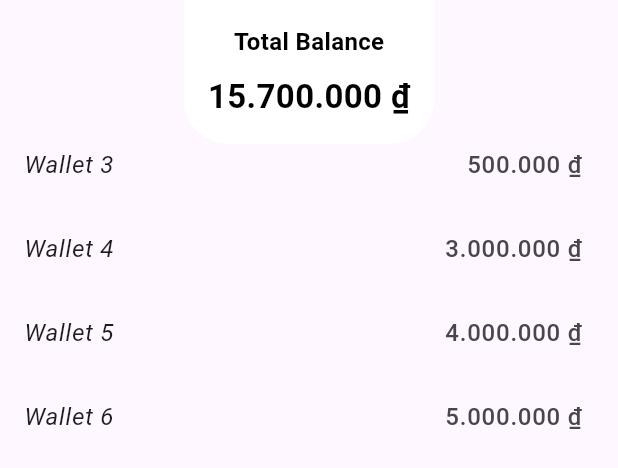
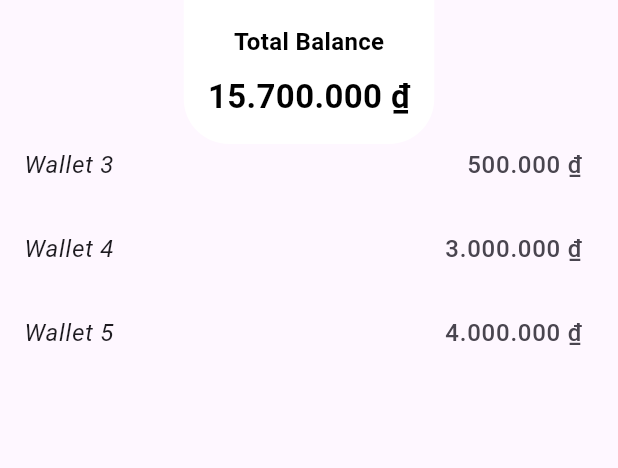
Before and after one commit to quandohong109/SE346_MoneyTracking, a Flutter app: the WalletsWidget widget shown alone on an empty page, opened directly, scrolled down 126 dp, on a phone screen of 412 x 824 dp. Shown: the top 468 px of the screen. Run offline on Flutter 3.47's test engine with Material 3 defaults, Android fonts, the phone set to English and light mode, and no system bars; our stand-ins replace bloc, cloud_firestore, equatable, firebase_auth, firebase_core, fl_chart and 5 more; accounts and stored records are empty.

Commit message:
Update wallets_widget.dart

```diff
--- a/lib/screens/home/views/widgets/wallets_widget.dart
+++ b/lib/screens/home/views/widgets/wallets_widget.dart
@@ -33,7 +33,7 @@ class _WalletsWidgetState extends State<WalletsWidget> {
       children: [
         _buildTotalBalanceHeader(totalBalance), // Widget header hiển thị tổng số dư
         SizedBox(
-          height: 210, // Chiều cao cố định của ListView
+          height: 150, // Chiều cao cố định của ListView
           child: ListView(
             children: wallets.map((wallet) => ListTile(
               title: Text(
```
